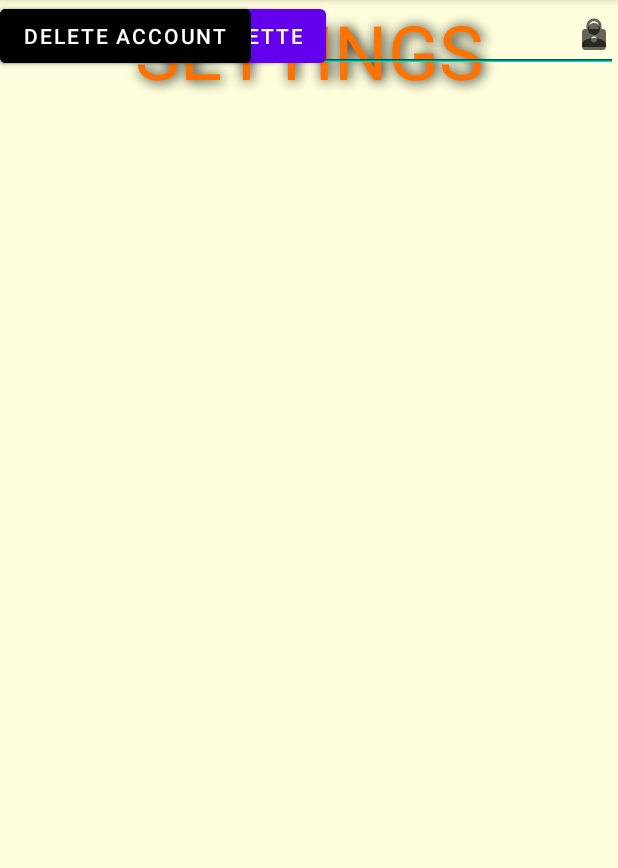
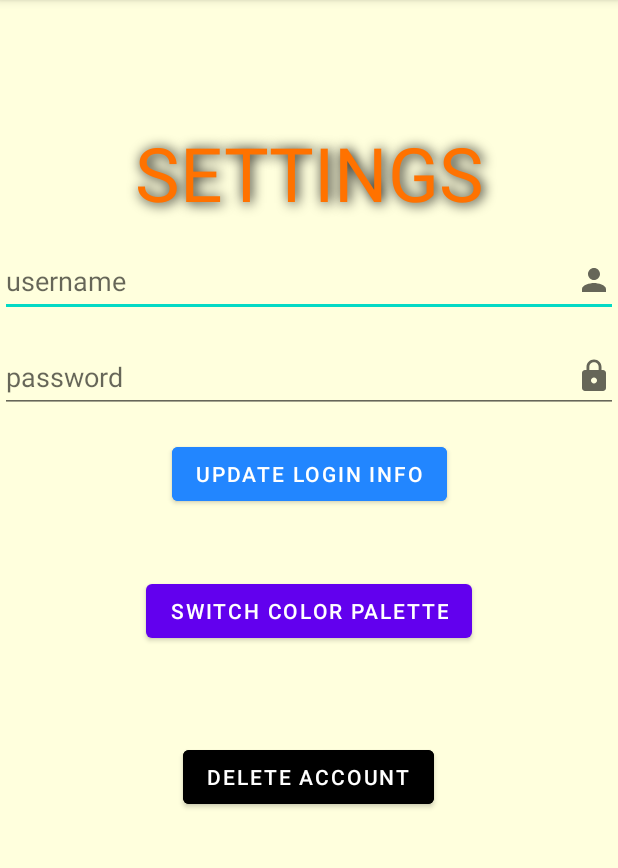
Before and after one commit to ChonrevC/FighterSoft, an Android app: the Settings screen opened directly, with no data from a screen before it, on a phone screen of 412 x 824 dp, the part 84-952 px from its top. Run offline under Robolectric (Android 15) with nearby library versions, the phone set to English and light mode, and no system bars; Roboto replaces fonts that are not available here.

Commit message:
added constraints to settings

```diff
--- a/app/src/main/res/layout/activity_settings.xml
+++ b/app/src/main/res/layout/activity_settings.xml
@@ -11,6 +11,8 @@
         android:id="@+id/Settings"
         android:layout_width="match_parent"
         android:layout_height="wrap_content"
+        android:layout_marginTop="77dp"
+        android:layout_marginBottom="0dp"
         android:fontFamily="@font/artifika"
         android:gravity="center"
         android:shadowColor="#000000"
@@ -21,52 +23,79 @@
         android:textAllCaps="true"
         android:textColor="#ff7200"
         android:textSize="50sp"
-        tools:layout_editor_absoluteX="0dp"
-        tools:layout_editor_absoluteY="77dp" />
+        app:layout_constraintBottom_toTopOf="@+id/username"
+        app:layout_constraintEnd_toEndOf="parent"
+        app:layout_constraintStart_toStartOf="parent"
+        app:layout_constraintTop_toTopOf="parent" />
 
     <com.google.android.material.textfield.TextInputEditText
         android:id="@+id/username"
         android:layout_width="match_parent"
         android:layout_height="48dp"
+        android:layout_marginTop="10dp"
+        android:layout_marginBottom="0dp"
         android:drawableEnd="@drawable/ic_user"
         android:hint="@string/username"
-        tools:layout_editor_absoluteX="0dp"
-        tools:layout_editor_absoluteY="148dp" />
+        app:layout_constraintBottom_toTopOf="@+id/password"
+        app:layout_constraintEnd_toEndOf="parent"
+        app:layout_constraintStart_toStartOf="parent"
+        app:layout_constraintTop_toBottomOf="@+id/Settings" />
 
     <com.google.android.material.textfield.TextInputEditText
         android:id="@+id/password"
         android:layout_width="match_parent"
         android:layout_height="48dp"
+        android:layout_marginTop="12dp"
+        android:layout_marginBottom="0dp"
         android:drawableEnd="@drawable/ic_password"
         android:hint="@string/password"
         android:inputType="textPassword"
-        tools:layout_editor_absoluteX="30dp"
-        tools:layout_editor_absoluteY="208dp" />
+        app:layout_constraintBottom_toTopOf="@+id/updateButton"
+        app:layout_constraintEnd_toEndOf="parent"
+        app:layout_constraintStart_toStartOf="parent"
+        app:layout_constraintTop_toBottomOf="@+id/username" />
 
     <Button
         android:id="@+id/updateButton"
         android:layout_width="wrap_content"
         android:layout_height="wrap_content"
+        android:layout_marginStart="114dp"
+        android:layout_marginTop="12dp"
+        android:layout_marginEnd="114dp"
         android:backgroundTint="#2286ff"
         android:text="@string/update"
-        tools:layout_editor_absoluteX="113dp"
-        tools:layout_editor_absoluteY="268dp" />
+        app:layout_constraintBottom_toTopOf="@+id/colorButton"
+        app:layout_constraintEnd_toEndOf="parent"
+        app:layout_constraintStart_toStartOf="parent"
+        app:layout_constraintTop_toBottomOf="@+id/password" />
 
     <Button
         android:id="@+id/colorButton"
         android:layout_width="wrap_content"
         android:layout_height="wrap_content"
+        android:layout_marginStart="96dp"
+        android:layout_marginTop="39dp"
+        android:layout_marginEnd="96dp"
+        android:layout_marginBottom="0dp"
         android:text="@string/colorSwitch"
-        tools:layout_editor_absoluteX="96dp"
-        tools:layout_editor_absoluteY="355dp" />
+        app:layout_constraintBottom_toTopOf="@+id/deleteButton"
+        app:layout_constraintEnd_toEndOf="parent"
+        app:layout_constraintStart_toStartOf="parent"
+        app:layout_constraintTop_toBottomOf="@+id/updateButton" />
 
     <Button
         android:id="@+id/deleteButton"
         android:layout_width="wrap_content"
         android:layout_height="wrap_content"
+        android:layout_marginStart="121dp"
+        android:layout_marginTop="58dp"
+        android:layout_marginEnd="122dp"
+        android:layout_marginBottom="222dp"
+        android:backgroundTint="#000000"
         android:text="@string/deleteAccount"
-        android:backgroundTint="#000000"
-        tools:layout_editor_absoluteX="121dp"
-        tools:layout_editor_absoluteY="482dp" />
+        app:layout_constraintBottom_toBottomOf="parent"
+        app:layout_constraintEnd_toEndOf="parent"
+        app:layout_constraintStart_toStartOf="parent"
+        app:layout_constraintTop_toBottomOf="@+id/colorButton" />
 
 </androidx.constraintlayout.widget.ConstraintLayout>
```
